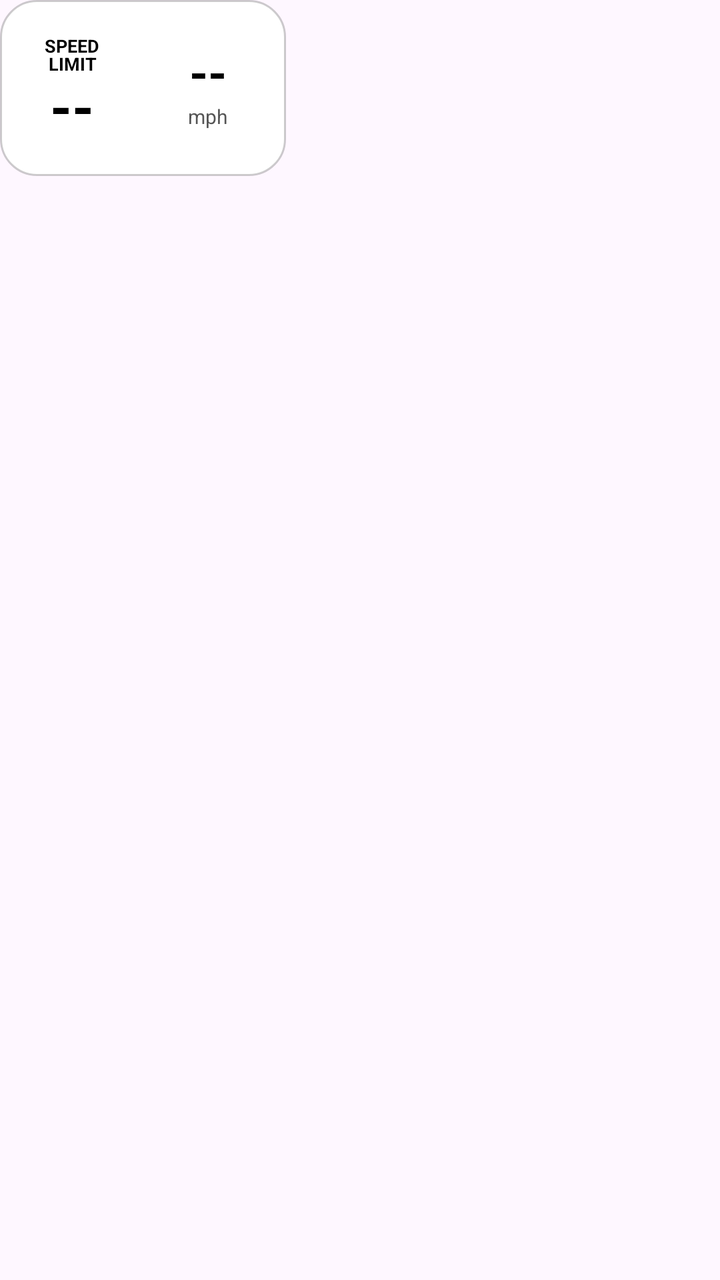
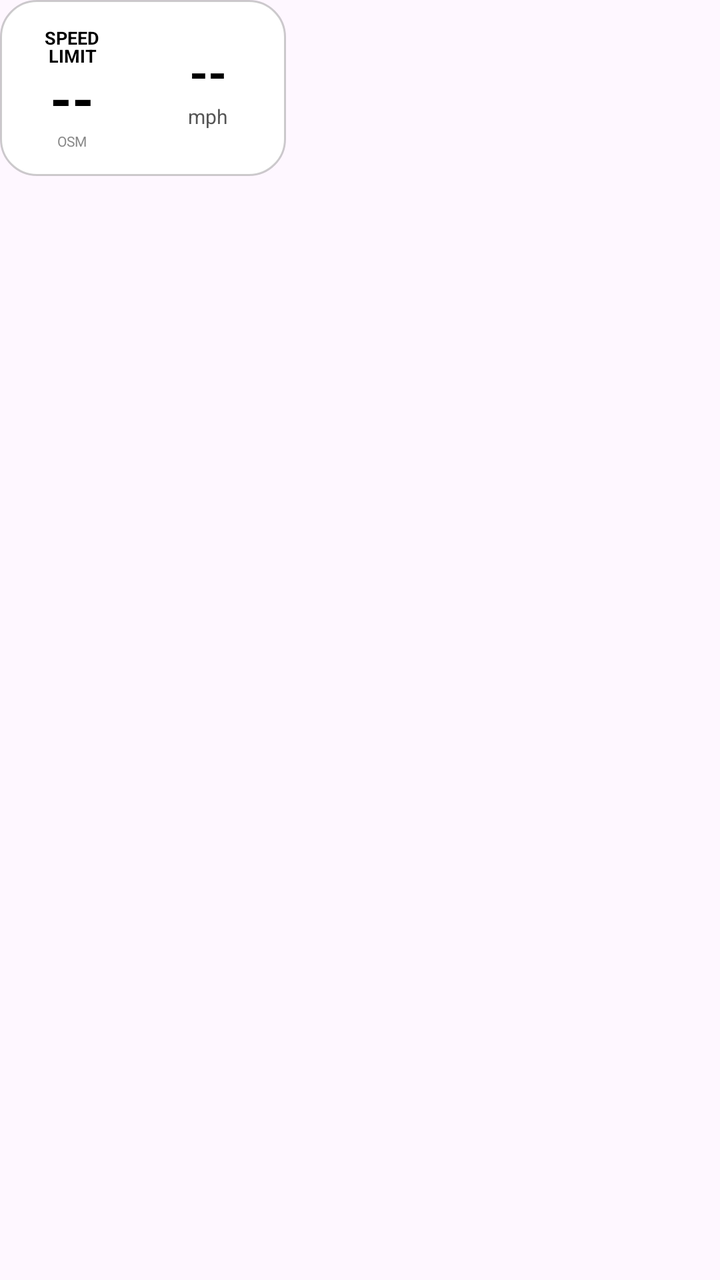

The first picture is an Android layout as it rendered before a commit; the second is the same layout after the commit. The layout source and the unified diff follow.
<!-- AndroidManifest.xml: application theme Theme.SpeedAlert -->
<!-- res/layout/overlay.xml -->
<?xml version="1.0" encoding="utf-8"?>
<LinearLayout xmlns:android="http://schemas.android.com/apk/res/android"
    android:id="@+id/overlayRoot"
    android:layout_width="wrap_content"
    android:layout_height="wrap_content"
    android:orientation="vertical">

    <LinearLayout
        android:id="@+id/bubble"
        android:layout_width="wrap_content"
        android:layout_height="wrap_content"
        android:background="@drawable/overlay_bg"
        android:gravity="center_vertical"
        android:orientation="horizontal"
        android:padding="7dp">

        <FrameLayout
            android:layout_width="wrap_content"
            android:layout_height="wrap_content"
            android:clipChildren="false"
            android:clipToPadding="false">

            <LinearLayout
                android:id="@+id/sign"
                android:layout_width="58dp"
                android:layout_height="74dp"
                android:gravity="center"
                android:orientation="vertical">

                <TextView
                    android:layout_width="wrap_content"
                    android:layout_height="wrap_content"
                    android:gravity="center"
                    android:lineSpacingMultiplier="0.85"
                    android:text="SPEED\nLIMIT"
                    android:textColor="#000000"
                    android:textSize="9sp"
                    android:textStyle="bold" />

                <TextView
                    android:id="@+id/limitText"
                    android:layout_width="wrap_content"
                    android:layout_height="wrap_content"
                    android:includeFontPadding="false"
                    android:text="--"
                    android:textColor="#000000"
                    android:textSize="28sp"
                    android:textStyle="bold" />
            </LinearLayout>

            <TextView
                android:id="@+id/newBadge"
                android:layout_width="wrap_content"
                android:layout_height="wrap_content"
                android:layout_gravity="top|end"
                android:background="@drawable/badge_bg"
                android:paddingHorizontal="5dp"
                android:paddingVertical="1dp"
                android:text="NEW"
                android:textColor="#FFFFFF"
                android:textSize="9sp"
                android:textStyle="bold"
                android:visibility="gone" />
        </FrameLayout>

        <LinearLayout
            android:id="@+id/speedCircle"
            android:layout_width="64dp"
            android:layout_height="64dp"
            android:layout_marginStart="7dp"
            android:gravity="center"
            android:orientation="vertical">

            <TextView
                android:id="@+id/speedText"
                android:layout_width="wrap_content"
                android:layout_height="wrap_content"
                android:includeFontPadding="false"
                android:text="--"
                android:textColor="#000000"
                android:textSize="24sp"
                android:textStyle="bold" />

            <TextView
                android:id="@+id/unitText"
                android:layout_width="wrap_content"
                android:layout_height="wrap_content"
                android:text="mph"
                android:textColor="#555555"
                android:textSize="10sp" />
        </LinearLayout>
    </LinearLayout>

    <TextView
        android:id="@+id/messageText"
        android:layout_width="wrap_content"
        android:layout_height="wrap_content"
        android:layout_marginTop="6dp"
        android:background="@drawable/message_bg"
        android:paddingHorizontal="10dp"
        android:paddingVertical="6dp"
        android:textColor="#FFFFFF"
        android:textSize="13sp"
        android:visibility="gone" />
</LinearLayout>
<!-- resources referenced by this layout -->
<resources>
  <!-- drawable badge_bg (drawable) -->
  <?xml version="1.0" encoding="utf-8"?>
  <shape xmlns:android="http://schemas.android.com/apk/res/android" android:shape="rectangle">
      <solid android:color="@color/new_blue" />
      <corners android:radius="10dp" />
  </shape>
  <!-- drawable message_bg (drawable) -->
  <?xml version="1.0" encoding="utf-8"?>
  <shape xmlns:android="http://schemas.android.com/apk/res/android" android:shape="rectangle">
      <solid android:color="#E6263238" />
      <corners android:radius="12dp" />
  </shape>
  <!-- drawable overlay_bg (drawable) -->
  <?xml version="1.0" encoding="utf-8"?>
  <shape xmlns:android="http://schemas.android.com/apk/res/android" android:shape="rectangle">
      <solid android:color="#F2FFFFFF" />
      <corners android:radius="18dp" />
      <stroke android:width="1dp" android:color="#33000000" />
  </shape>
  <style name="Theme.SpeedAlert" parent="Theme.Material3.DayNight.NoActionBar">
          <item name="colorPrimary">#1565C0</item>
          <item name="colorOnPrimary">#FFFFFF</item>
          <item name="colorSecondary">#1A8F4A</item>
      </style>
  <color name="new_blue">#1565C0</color>
</resources>

<!-- the commit's change to res/layout/overlay.xml (unified diff, before → after) -->
@@ -46,6 +46,15 @@
                     android:textColor="#000000"
                     android:textSize="28sp"
                     android:textStyle="bold" />
+
+                <TextView
+                    android:id="@+id/sourceText"
+                    android:layout_width="wrap_content"
+                    android:layout_height="wrap_content"
+                    android:includeFontPadding="false"
+                    android:text="OSM"
+                    android:textColor="#888888"
+                    android:textSize="7sp" />
             </LinearLayout>
 
             <TextView
